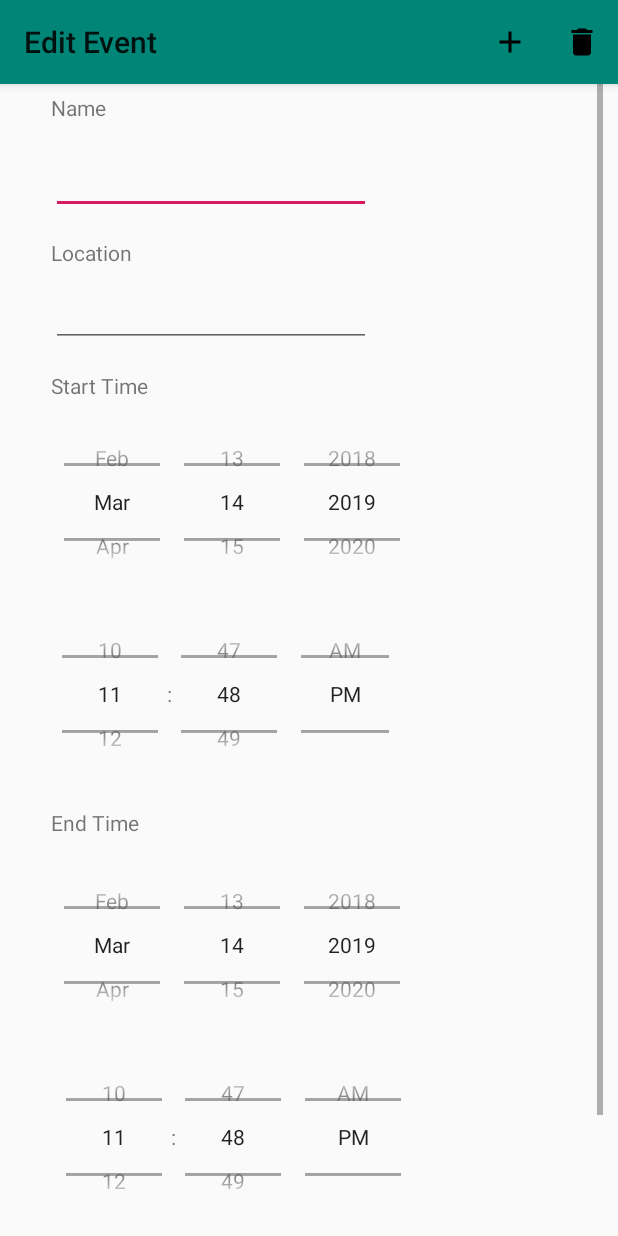
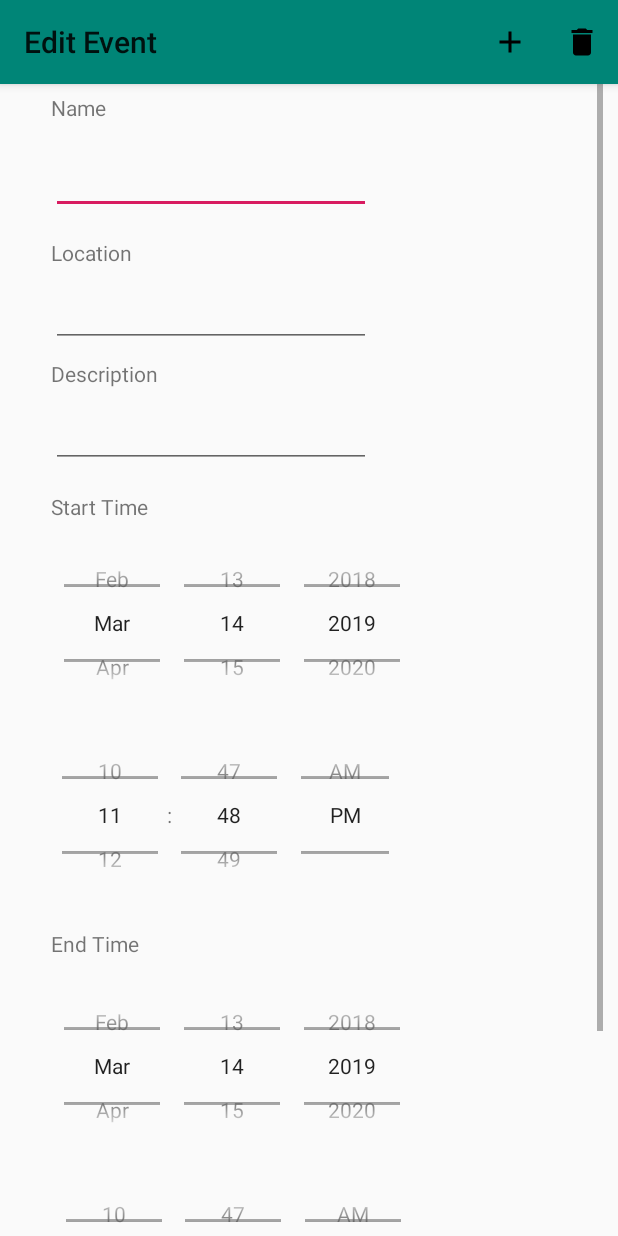
Before and after one commit to Jrjenkins001/hourbyhour, an Android app: the screen it shows after launch (EditTask), after a tap on "Create Event", on a phone screen of 412 x 824 dp. Run offline under Robolectric (Android 15) with nearby library versions, the phone set to English and light mode, and no system bars; libraries missing offline, so code that uses them is left out: com.prolificinteractive.materialcalendarview; 3 statements that could not run were skipped.

```diff
--- a/app/src/main/java/com/example/hour_by_hour/EditTask.java
+++ b/app/src/main/java/com/example/hour_by_hour/EditTask.java
@@ -6,7 +6,6 @@ import android.support.v7.app.ActionBar;
 import android.support.v7.app.AppCompatActivity;
 import android.os.Bundle;
 import android.support.v7.widget.Toolbar;
-import android.util.Log;
 import android.view.Menu;
 import android.view.MenuInflater;
 import android.view.MenuItem;
@@ -45,8 +44,8 @@ public class EditTask extends AppCompatActivity {
             ab.setDisplayHomeAsUpEnabled(true);
         }
 
-        name  = findViewById(R.id.task_name);
-        description  = findViewById(R.id.task_description);
+        name  = findViewById(R.id.event_name_edit);
+        description  = findViewById(R.id.description_edit);
         location = findViewById(R.id.location_text_edit);
         startTime = findViewById(R.id.start_time_picker_edit);
         endTime = findViewById(R.id.end_time_picker_edit);
--- a/app/src/main/java/com/example/hour_by_hour/MainActivity.java
+++ b/app/src/main/java/com/example/hour_by_hour/MainActivity.java
@@ -20,9 +20,6 @@ import java.util.ArrayList;
 public class MainActivity extends AppCompatActivity {
 
     private MaterialCalendarView widget;
-    private RecyclerView recyclerView;
-    private RecyclerView.Adapter mAdapter;
-    private RecyclerView.LayoutManager layoutManager;
     private ArrayList<Task> taskList;
     ArrayList<Day> days;
 
@@ -31,13 +28,17 @@ public class MainActivity extends AppCompatActivity {
         super.onCreate(savedInstanceState);
         setContentView(R.layout.main_activity);
 
-        days = Day.createDays(10);
+        // exclusively for testing
+        //TODO remove this
+        days = Day.createDays(1);
+
 
         initializeRecyclerView(R.id.recycler_view);
 
         Toolbar myToolbar = findViewById(R.id.toolbar_main);
         setSupportActionBar(myToolbar);
         widget = findViewById(R.id.calendarView);
+
 
         //Gson g = new Gson();
         //SharedPreferences sharedPref = this.getPreferences(Context.MODE_PRIVATE);
@@ -50,10 +51,10 @@ public class MainActivity extends AppCompatActivity {
     }
 
     private void initializeRecyclerView(int view){
-        recyclerView = findViewById(view);
-        layoutManager = new LinearLayoutManager(this);
+        RecyclerView recyclerView = findViewById(view);
+        RecyclerView.LayoutManager layoutManager = new LinearLayoutManager(this);
         recyclerView.setLayoutManager(layoutManager);
-        mAdapter = new TaskAdapter(days.get(0).dayTasks);
+        RecyclerView.Adapter mAdapter = new TaskAdapter(days.get(0).dayTasks);
         recyclerView.setAdapter(mAdapter);
     }
 
--- a/app/src/main/res/layout/activity_edit_task.xml
+++ b/app/src/main/res/layout/activity_edit_task.xml
@@ -88,6 +88,24 @@
                 tools:targetApi="o" />
 
             <TextView
+                android:id="@+id/label_description_edit"
+                android:layout_width="wrap_content"
+                android:layout_height="wrap_content"
+                android:layout_marginStart="24dp"
+                android:layout_marginTop="8dp"
+                android:ems="10"
+                android:text="@string/description_tag" />
+
+            <EditText
+                android:id="@+id/description_edit"
+                android:layout_width="wrap_content"
+                android:layout_height="wrap_content"
+                android:layout_marginStart="24dp"
+                android:layout_marginTop="8dp"
+                android:ems="10"
+                android:inputType="textMultiLine" />
+
+            <TextView
                 android:id="@+id/start_time_text_edit"
                 android:layout_width="wrap_content"
                 android:layout_height="wrap_content"
```
